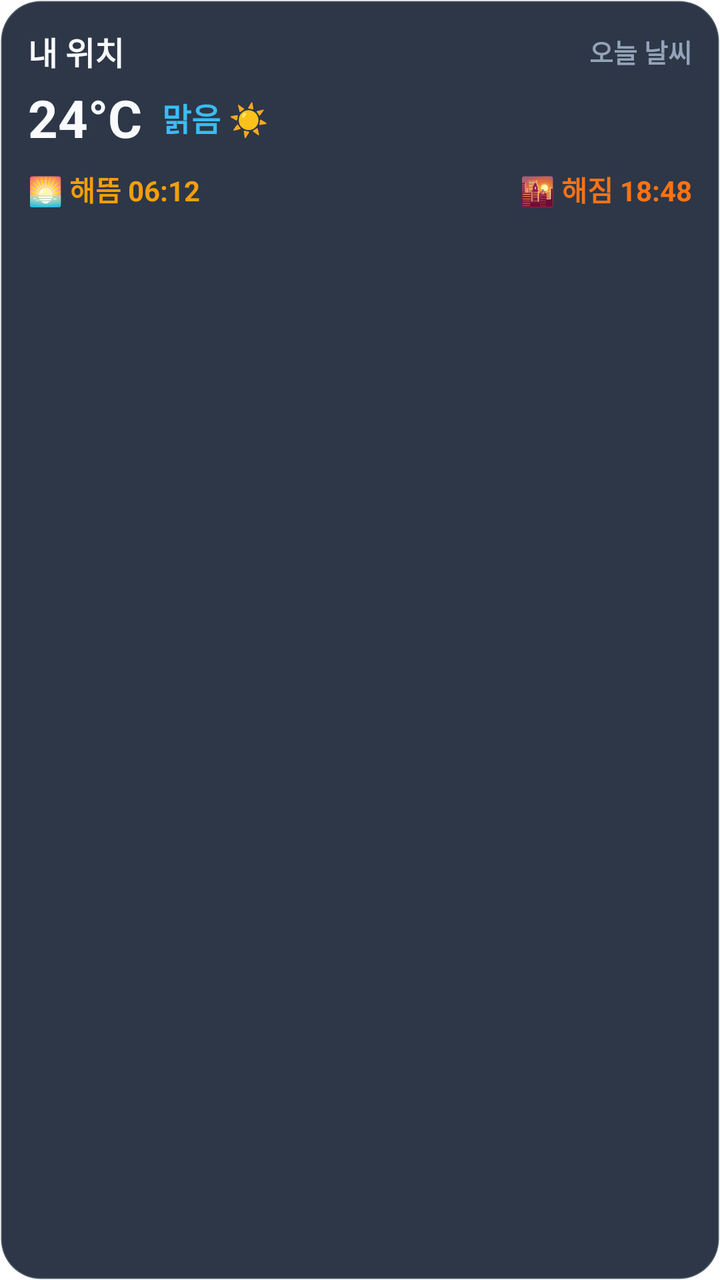
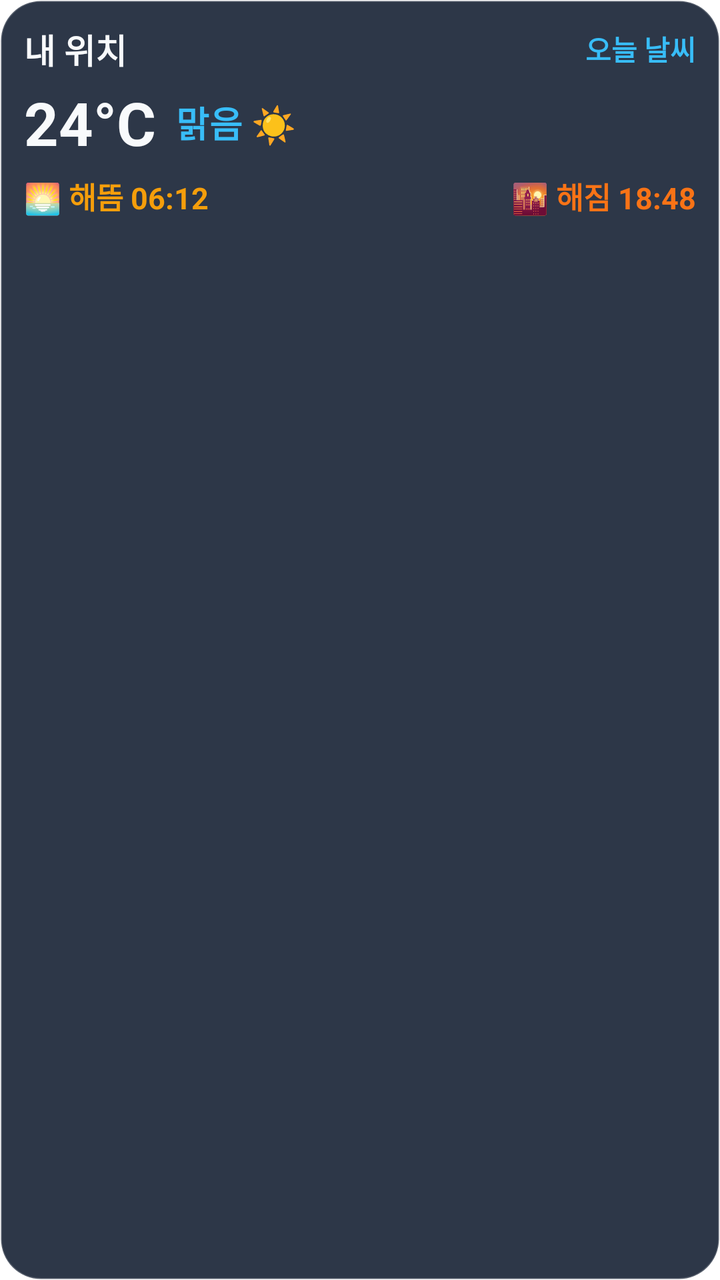

Two renders of the same Android screen: before a commit and after it. Below are the layout's source before the change and the commit's diff.
<!-- AndroidManifest.xml: fallback theme Theme.MaterialComponents.DayNight.NoActionBar -->
<!-- res/layout/widget_weather_sun_layout.xml -->
<?xml version="1.0" encoding="utf-8"?>
<LinearLayout xmlns:android="http://schemas.android.com/apk/res/android"
    android:id="@+id/widget_container_weather"
    android:layout_width="match_parent"
    android:layout_height="match_parent"
    android:background="@drawable/widget_bg_rounded"
    android:orientation="vertical"
    android:padding="14dp">

    
    <LinearLayout
        android:layout_width="match_parent"
        android:layout_height="wrap_content"
        android:orientation="horizontal"
        android:gravity="center_vertical">

        <TextView
            android:id="@+id/tv_widget_location"
            android:layout_width="0dp"
            android:layout_height="wrap_content"
            android:layout_weight="1"
            android:text="내 위치"
            android:textColor="@color/text_primary"
            android:textSize="16sp"
            android:textStyle="bold"
            android:ellipsize="end"
            android:maxLines="1" />

        <TextView
            android:id="@+id/tv_widget_date"
            android:layout_width="wrap_content"
            android:layout_height="wrap_content"
            android:text="오늘 날씨"
            android:textColor="@color/text_secondary"
            android:textSize="13sp"
            android:textStyle="bold" />
    </LinearLayout>

    
    <LinearLayout
        android:layout_width="match_parent"
        android:layout_height="wrap_content"
        android:layout_marginTop="4dp"
        android:orientation="horizontal"
        android:gravity="center_vertical">

        <TextView
            android:id="@+id/tv_widget_temp"
            android:layout_width="wrap_content"
            android:layout_height="wrap_content"
            android:text="24°C"
            android:textColor="@color/text_primary"
            android:textSize="26sp"
            android:textStyle="bold" />

        <TextView
            android:id="@+id/tv_widget_condition"
            android:layout_width="0dp"
            android:layout_height="wrap_content"
            android:layout_marginStart="10dp"
            android:layout_weight="1"
            android:text="맑음 ☀️"
            android:textColor="@color/accent_blue"
            android:textSize="16sp"
            android:textStyle="bold" />
    </LinearLayout>

    
    <LinearLayout
        android:layout_width="match_parent"
        android:layout_height="wrap_content"
        android:layout_marginTop="8dp"
        android:orientation="horizontal"
        android:gravity="center_vertical">

        <TextView
            android:id="@+id/tv_widget_sunrise"
            android:layout_width="0dp"
            android:layout_height="wrap_content"
            android:layout_weight="1"
            android:text="🌅 해뜸 06:12"
            android:textColor="@color/accent_sun"
            android:textSize="14sp"
            android:textStyle="bold" />

        <TextView
            android:id="@+id/tv_widget_sunset"
            android:layout_width="0dp"
            android:layout_height="wrap_content"
            android:layout_weight="1"
            android:gravity="end"
            android:text="🌇 해짐 18:48"
            android:textColor="@color/accent_sunset"
            android:textSize="14sp"
            android:textStyle="bold" />
    </LinearLayout>
</LinearLayout>
<!-- resources referenced by this layout -->
<resources>
  <color name="accent_blue">#38BDF8</color>
  <color name="accent_sun">#F59E0B</color>
  <color name="accent_sunset">#F97316</color>
  <color name="text_primary">#F8FAFC</color>
  <color name="text_secondary">#94A3B8</color>
  <!-- drawable widget_bg_rounded (drawable) -->
  <?xml version="1.0" encoding="utf-8"?>
  <shape xmlns:android="http://schemas.android.com/apk/res/android"
      android:shape="rectangle">
      <solid android:color="@color/widget_bg" />
      <corners android:radius="20dp" />
      <stroke
          android:width="1dp"
          android:color="#33FFFFFF" />
  </shape>
  <color name="widget_bg">#EE1E293B</color>
</resources>

<!-- the commit's change to res/layout/widget_weather_sun_layout.xml (unified diff, before → after) -->
@@ -5,7 +5,7 @@
     android:layout_height="match_parent"
     android:background="@drawable/widget_bg_rounded"
     android:orientation="vertical"
-    android:padding="14dp">
+    android:padding="12dp">
 
     
     <LinearLayout
@@ -21,7 +21,7 @@
             android:layout_weight="1"
             android:text="내 위치"
             android:textColor="@color/text_primary"
-            android:textSize="16sp"
+            android:textSize="17sp"
             android:textStyle="bold"
             android:ellipsize="end"
             android:maxLines="1" />
@@ -31,8 +31,8 @@
             android:layout_width="wrap_content"
             android:layout_height="wrap_content"
             android:text="오늘 날씨"
-            android:textColor="@color/text_secondary"
-            android:textSize="13sp"
+            android:textColor="@color/accent_blue"
+            android:textSize="14sp"
             android:textStyle="bold" />
     </LinearLayout>
 
@@ -50,7 +50,7 @@
             android:layout_height="wrap_content"
             android:text="24°C"
             android:textColor="@color/text_primary"
-            android:textSize="26sp"
+            android:textSize="30sp"
             android:textStyle="bold" />
 
         <TextView
@@ -61,7 +61,7 @@
             android:layout_weight="1"
             android:text="맑음 ☀️"
             android:textColor="@color/accent_blue"
-            android:textSize="16sp"
+            android:textSize="18sp"
             android:textStyle="bold" />
     </LinearLayout>
 
@@ -69,7 +69,7 @@
     <LinearLayout
         android:layout_width="match_parent"
         android:layout_height="wrap_content"
-        android:layout_marginTop="8dp"
+        android:layout_marginTop="6dp"
         android:orientation="horizontal"
         android:gravity="center_vertical">
 
@@ -80,7 +80,7 @@
             android:layout_weight="1"
             android:text="🌅 해뜸 06:12"
             android:textColor="@color/accent_sun"
-            android:textSize="14sp"
+            android:textSize="15sp"
             android:textStyle="bold" />
 
         <TextView
@@ -91,7 +91,7 @@
             android:gravity="end"
             android:text="🌇 해짐 18:48"
             android:textColor="@color/accent_sunset"
-            android:textSize="14sp"
+            android:textSize="15sp"
             android:textStyle="bold" />
     </LinearLayout>
 </LinearLayout>
<!-- resource entries referenced after the edit -->
@@ -4,7 +4,6 @@
   <color name="accent_sun">#F59E0B</color>
   <color name="accent_sunset">#F97316</color>
   <color name="text_primary">#F8FAFC</color>
-  <color name="text_secondary">#94A3B8</color>
   <!-- drawable widget_bg_rounded (drawable) -->
   <?xml version="1.0" encoding="utf-8"?>
   <shape xmlns:android="http://schemas.android.com/apk/res/android"
